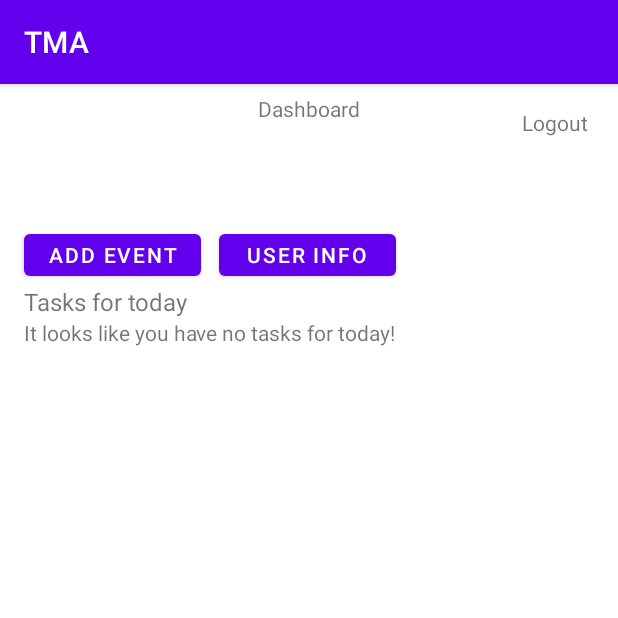
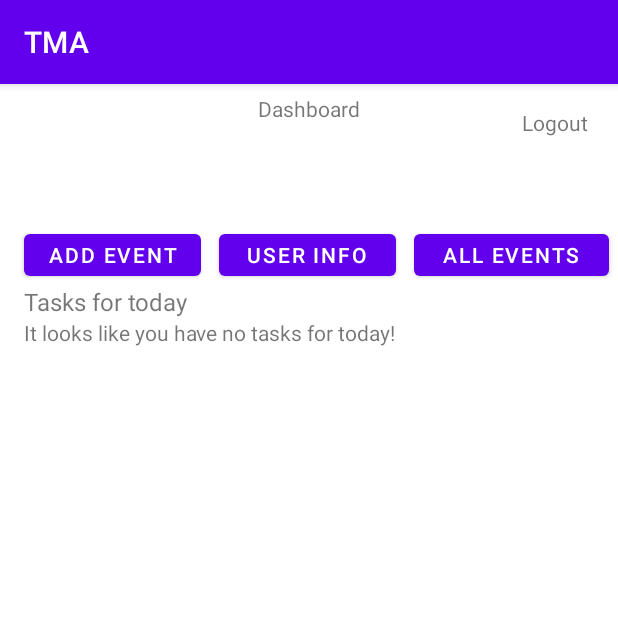
Before and after one commit to hamzabalazs/Time-Managment-App, an Android app: the screen it shows after launch (MainActivity), on a phone screen of 412 x 824 dp, the top half of it. Run offline under Robolectric (Android 15) with nearby library versions, the phone set to English and light mode, and no system bars; our stand-ins replace Firebase (no records; nobody signed in at launch, a user with empty details on screens opened directly); 2 statements that could not run were skipped.

```diff
--- a/app/src/main/java/com/example/tma/MainActivity.java
+++ b/app/src/main/java/com/example/tma/MainActivity.java
@@ -36,6 +36,7 @@ public class MainActivity extends AppCompatActivity {
     CollectionReference eventRef = db.collection("events");
     Button calendarButton;
     Button userButton;
+    Button eventInfoButton;
     TextView welcomeView, dataView;
 
     @Override
@@ -48,6 +49,7 @@ public class MainActivity extends AppCompatActivity {
         userButton = findViewById(R.id.userInfoButton);
         welcomeView = findViewById(R.id.welcomeTextView);
         dataView = findViewById(R.id.currTaskTextView);
+        eventInfoButton = findViewById(R.id.eventListButton);
 
         db.collection("users").document(CurrentUser.getUid())
                 .get()
@@ -77,6 +79,13 @@ public class MainActivity extends AppCompatActivity {
             @Override
             public void onClick(View v) {
                 startActivity(new Intent(getApplicationContext(), DisplayUserInfoActivity.class));
+            }
+        });
+
+        eventInfoButton.setOnClickListener(new View.OnClickListener() {
+            @Override
+            public void onClick(View v) {
+                startActivity(new Intent(getApplicationContext(),EventInfoActivity.class));
             }
         });
 
--- a/app/src/main/res/layout/activity_event_info.xml
+++ b/app/src/main/res/layout/activity_event_info.xml
@@ -5,6 +5,7 @@
     android:layout_width="match_parent"
     android:layout_height="match_parent"
     tools:context=".EventInfoActivity">
+
 
     <TextView
         android:id="@+id/sortByTimeView"
@@ -37,6 +38,7 @@
         android:id="@+id/sortByPriorityView"
         android:layout_width="wrap_content"
         android:layout_height="wrap_content"
+        android:onClick="sortByPriority"
         android:text="Sort by priority!"
         app:layout_constraintStart_toStartOf="parent"
         app:layout_constraintTop_toBottomOf="@+id/textView13" />
@@ -53,6 +55,8 @@
         android:id="@+id/eventListView"
         android:layout_width="409dp"
         android:layout_height="609dp"
+        android:text="@string/defaultString"
+        android:scrollbars="vertical"
         app:layout_constraintEnd_toEndOf="parent"
         app:layout_constraintStart_toStartOf="parent"
         app:layout_constraintTop_toBottomOf="@+id/sortByTimeView" />
@@ -62,6 +66,7 @@
         android:layout_width="wrap_content"
         android:layout_height="wrap_content"
         android:layout_marginEnd="16dp"
+        android:onClick="BacktoMain"
         android:text="Back"
         app:layout_constraintEnd_toEndOf="parent"
         app:layout_constraintTop_toBottomOf="@+id/textView13" />
--- a/app/src/main/res/layout/activity_main.xml
+++ b/app/src/main/res/layout/activity_main.xml
@@ -79,4 +79,13 @@
         app:layout_constraintStart_toEndOf="@+id/EventButton"
         app:layout_constraintTop_toBottomOf="@+id/welcomeTextView" />
 
+    <Button
+        android:id="@+id/eventListButton"
+        android:layout_width="130dp"
+        android:layout_height="40dp"
+        android:layout_marginStart="12dp"
+        android:text="All events"
+        app:layout_constraintStart_toEndOf="@+id/userInfoButton"
+        app:layout_constraintTop_toBottomOf="@+id/welcomeTextView" />
+
 </androidx.constraintlayout.widget.ConstraintLayout>
--- a/app/src/main/res/values/strings.xml
+++ b/app/src/main/res/values/strings.xml
@@ -1,3 +1,4 @@
 <resources>
     <string name="app_name">TMA</string>
+    <string name="defaultString"> - </string>
 </resources>
```
Also changed, not shown: app/src/main/java/com/example/tma/EventInfoActivity.java (+83 -23 lines).
